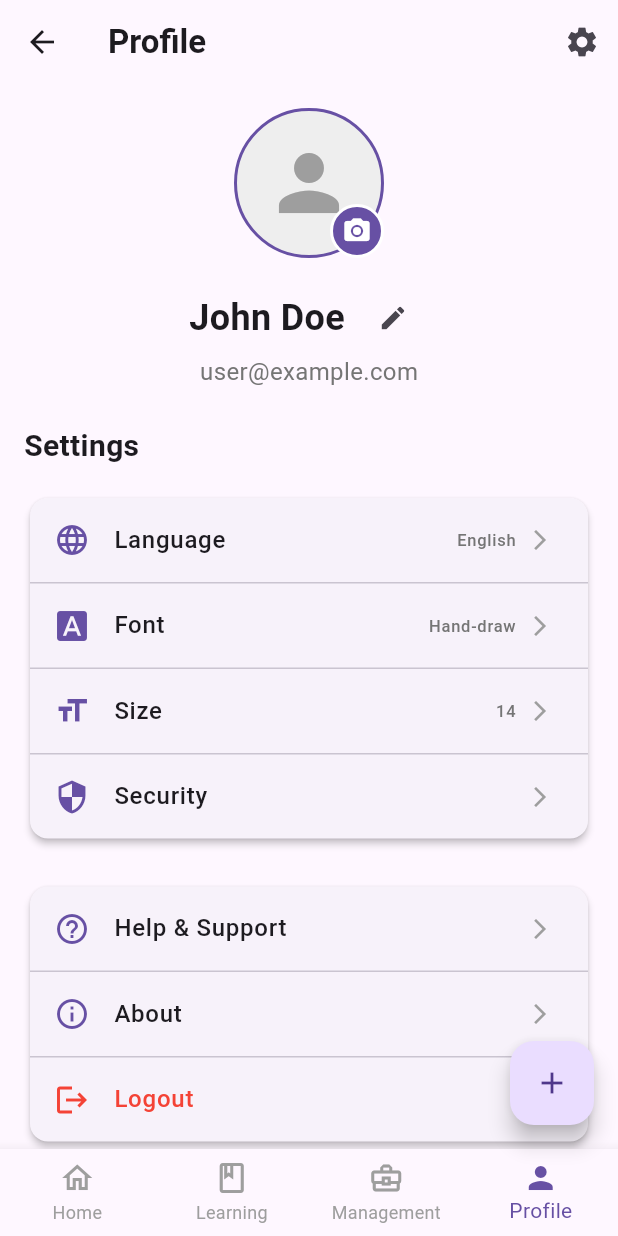
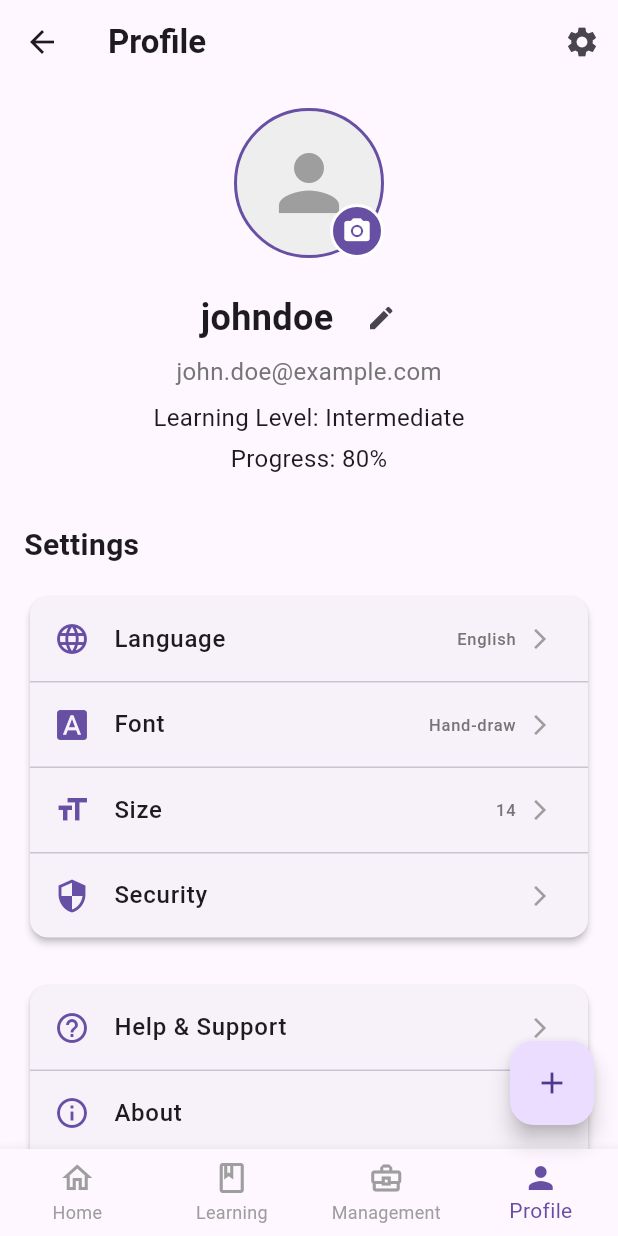
Before and after one commit to trungnotchung/flash_ability, a Flutter app: the screen it shows after launch, item 4 of the bottom bar chosen, on a phone screen of 412 x 824 dp. Run offline on Flutter 3.47's test engine with Material 3 defaults, Android fonts, the light colour scheme and no system bars; our stand-ins replace fl_chart, shared_preferences.

Commit message:
add username and password to user mock data

```diff
--- a/lib/mock_data/profile/profile.dart
+++ b/lib/mock_data/profile/profile.dart
@@ -1,6 +1,61 @@
-Map<String, String> userProfile = {
-  'name': 'John Doe',
-  'email': 'john.doe@example.com',
-  'learningLevel': 'Intermediate',
-  'learningProgress': '80%',
-};
+List<Map<String, String>> userAccounts = [
+  {
+    'username': 'johndoe',
+    'name': 'John Doe',
+    'email': 'john.doe@example.com',
+    'password': 'password123',
+    'learningLevel': 'Intermediate',
+    'learningProgress': '80%',
+  },
+  {
+    'username': 'janesmith',
+    'name': 'Jane Smith',
+    'email': 'jane.smith@example.com',
+    'password': 'securepass456',
+    'learningLevel': 'Beginner',
+    'learningProgress': '45%',
+  },
+  {
+    'username': 'alexj',
+    'name': 'Alex Johnson',
+    'email': 'alex.johnson@example.com',
+    'password': 'alexpass789',
+    'learningLevel': 'Advanced',
+    'learningProgress': '95%',
+  },
+  {
+    'username': 'mariagarcia',
+    'name': 'Maria Garcia',
+    'email': 'maria.garcia@example.com',
+    'password': 'mariag2024',
+    'learningLevel': 'Intermediate',
+    'learningProgress': '65%',
+  },
+  {
+    'username': 'davidkim',
+    'name': 'David Kim',
+    'email': 'david.kim@example.com',
+    'password': 'kimdavid123',
+    'learningLevel': 'Beginner',
+    'learningProgress': '30%',
+  },
+  {
+    'username': 'sophiechen',
+    'name': 'Sophie Chen',
+    'email': 'sophie.chen@example.com',
+    'password': 'chen2024sophie',
+    'learningLevel': 'Advanced',
+    'learningProgress': '90%',
+  },
+  {
+    'username': 'marcusw',
+    'name': 'Marcus Williams',
+    'email': 'marcus.williams@example.com',
+    'password': 'marcusw2024',
+    'learningLevel': 'Intermediate',
+    'learningProgress': '75%',
+  },
+];
+
+// For backward compatibility, we'll keep a reference to the first user
+Map<String, String> userProfile = userAccounts[0];
--- a/lib/screens/community/group_detail_screen.dart
+++ b/lib/screens/community/group_detail_screen.dart
@@ -1,6 +1,6 @@
-import 'package:flash_ability/mock_data/profile/profile.dart';
 import 'package:flash_ability/screens/community/comments_screen.dart';
 import 'package:flash_ability/screens/community/new_post_screen.dart';
+import 'package:flash_ability/services/user_service.dart';
 import 'package:flash_ability/utils/community_theme.dart';
 import 'package:flutter/material.dart';
 
@@ -42,7 +42,7 @@ class _GroupDetailScreenState extends State<GroupDetailScreen> {
     setState(() {
       // Create new comment data with actual user name
       final newComment = {
-        'user': userProfile['name'] ?? 'Anonymous User',
+        'user': UserService.getCurrentUser()['name'] ?? 'Anonymous User',
         'comment': comment,
         'timestamp': 'Just now',
       };
--- a/lib/screens/community/my_community_screen.dart
+++ b/lib/screens/community/my_community_screen.dart
@@ -1,8 +1,8 @@
 import 'package:flash_ability/mock_data/community/community_page.dart';
-import 'package:flash_ability/mock_data/profile/profile.dart';
 import 'package:flash_ability/screens/community/comments_screen.dart';
 import 'package:flash_ability/screens/community/group_detail_screen.dart';
 import 'package:flash_ability/screens/community/new_post_screen.dart';
+import 'package:flash_ability/services/user_service.dart';
 import 'package:flash_ability/utils/community_theme.dart';
 import 'package:flutter/material.dart';
 
@@ -37,7 +37,7 @@ class _MyCommunityScreenState extends State<MyCommunityScreen> {
     setState(() {
       // Create new comment data with actual user name
       final newComment = {
-        'user': userProfile['name'] ?? 'Anonymous User', // Use actual user name
+        'user': UserService.getCurrentUser()['name'] ?? 'Anonymous User',
         'comment': comment,
         'timestamp': 'Just now',
       };
--- a/lib/screens/profile_screen.dart
+++ b/lib/screens/profile_screen.dart
@@ -1,4 +1,5 @@
 import 'package:flutter/material.dart';
+
 import '../services/user_service.dart';
 import 'placeholder_screen.dart';
 
@@ -174,8 +175,26 @@ class _ProfileScreenState extends State<ProfileScreen> {
 
           // User email or additional info
           Text(
-            'user@example.com',
+            UserService.getCurrentUser()['email'] ?? 'No email',
             style: TextStyle(fontSize: 16, color: Colors.grey[600]),
+          ),
+
+          // Add a new section to show learning progress
+          Padding(
+            padding: const EdgeInsets.symmetric(vertical: 8.0),
+            child: Column(
+              children: [
+                Text(
+                  'Learning Level: ${UserService.getCurrentUser()['learningLevel']}',
+                  style: const TextStyle(fontSize: 16),
+                ),
+                const SizedBox(height: 4),
+                Text(
+                  'Progress: ${UserService.getCurrentUser()['learningProgress']}',
+                  style: const TextStyle(fontSize: 16),
+                ),
+              ],
+            ),
           ),
         ],
       ),
--- a/lib/services/user_service.dart
+++ b/lib/services/user_service.dart
@@ -6,7 +6,9 @@ import '../mock_data/profile/profile.dart';
 /// A service class to manage user-related data
 class UserService {
   static const String _usernameKey = 'username';
+  static const String _currentUserIndexKey = 'currentUserIndex';
   static String _cachedUsername = 'Learner';
+  static int _currentUserIndex = 0;
   static bool _initialized = false;
 
   /// Initialize the service and load cached data
@@ -15,8 +17,11 @@ class UserService {
 
     try {
       final prefs = await SharedPreferences.getInstance();
+      _currentUserIndex = prefs.getInt(_currentUserIndexKey) ?? 0;
       _cachedUsername =
-          prefs.getString(_usernameKey) ?? userProfile['name'] ?? 'Learner';
+          prefs.getString(_usernameKey) ??
+          userAccounts[_currentUserIndex]['username'] ??
+          'Learner';
       _initialized = true;
       debugPrint('UserService initialized successfully');
     } catch (e) {
@@ -40,12 +45,18 @@ class UserService {
     return _cachedUsername;
   }
 
+  /// Get the current user's full profile
+  static Map<String, String> getCurrentUser() {
+    return userAccounts[_currentUserIndex];
+  }
+
   /// Update the username
   static Future<bool> setUsername(String username) async {
     if (username.isEmpty) return false;
 
     // Always update the cache first
     _cachedUsername = username;
+    userAccounts[_currentUserIndex]['username'] = username;
 
     try {
       if (!_initialized) {
@@ -60,4 +71,27 @@ class UserService {
       return true;
     }
   }
+
+  /// Switch to a different user account
+  static Future<bool> switchUser(int userIndex) async {
+    if (userIndex < 0 || userIndex >= userAccounts.length) return false;
+
+    try {
+      final prefs = await SharedPreferences.getInstance();
+      _currentUserIndex = userIndex;
+      _cachedUsername = userAccounts[userIndex]['username']!;
+
+      await prefs.setInt(_currentUserIndexKey, userIndex);
+      await prefs.setString(_usernameKey, _cachedUsername);
+      return true;
+    } catch (e) {
+      debugPrint('Error switching user: $e');
+      return false;
+    }
+  }
+
+  /// Get all available user accounts
+  static List<Map<String, String>> getAllUsers() {
+    return userAccounts;
+  }
 }
```
Also changed, not shown: lib/screens/home_page.dart (+5 -4 lines).
